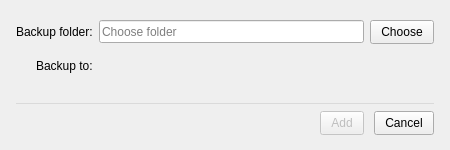
This is src/MEGASync/syncs/gui/Backups/linux/AddBackupDialog.ui in meganz/MEGAsync as Qt 5 draws it before an edit. The edited form follows.
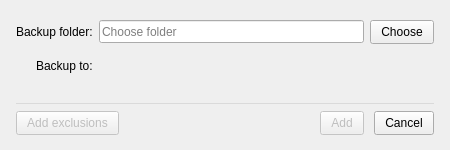
This is the edited form.

Commit message: Adding ignores dialog access to new syncs and backups

```diff
--- a/src/MEGASync/syncs/gui/Backups/linux/AddBackupDialog.ui
+++ b/src/MEGASync/syncs/gui/Backups/linux/AddBackupDialog.ui
@@ -146,6 +146,19 @@
      <property name="bottomMargin">
       <number>0</number>
      </property>
+     <item>
+      <widget class="QPushButton" name="bAddExclusions">
+       <property name="enabled">
+        <bool>false</bool>
+       </property>
+       <property name="text">
+        <string>Add exclusions</string>
+       </property>
+       <property name="default">
+        <bool>true</bool>
+       </property>
+      </widget>
+     </item>
      <item>
       <spacer name="horizontalSpacer">
        <property name="orientation">
```
The commit also changes 14 other files.
